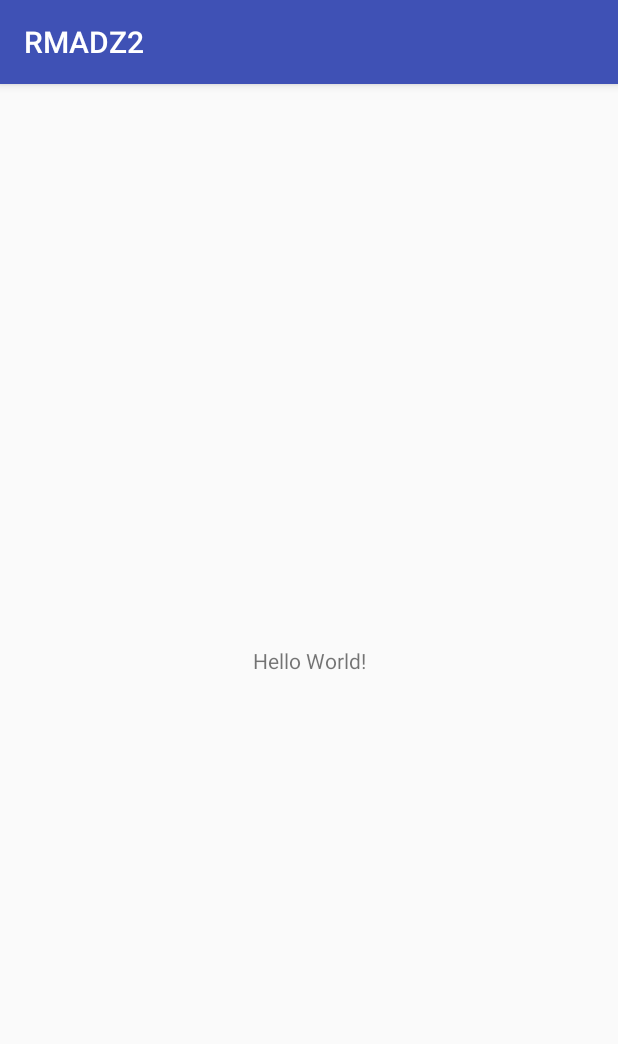
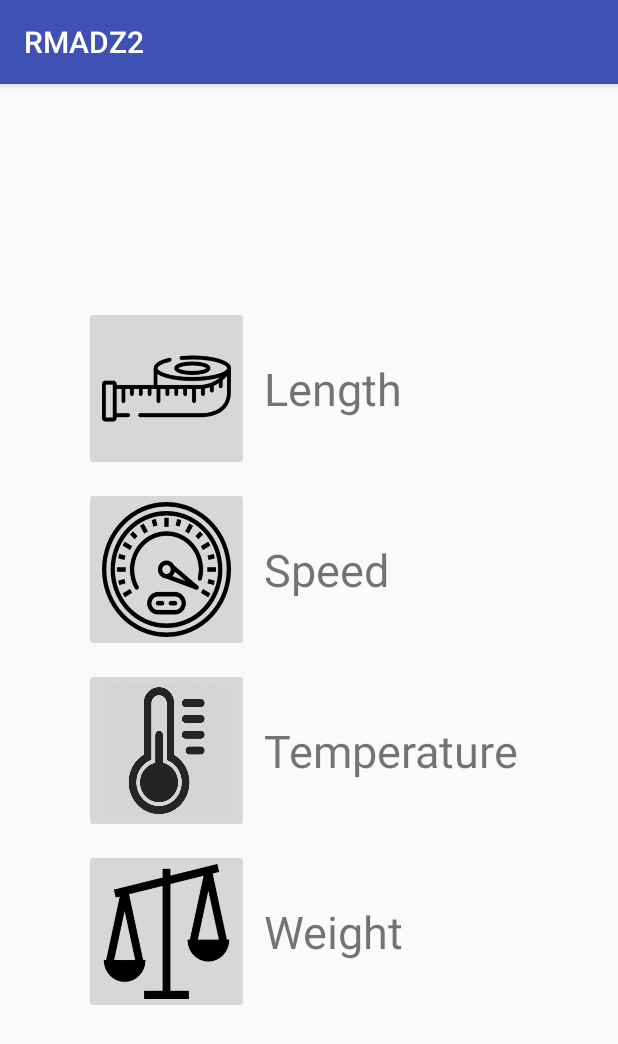
Before and after one commit to ablavicki/RMADZ2, an Android app: the screen it shows after launch (MenuActivity), on a phone screen of 412 x 824 dp. Shown: the top 1044 px of the screen. Run offline under Robolectric (Android 15) with nearby library versions, the phone set to English and light mode, and no system bars; our stand-ins replace ButterKnife.

Commit message:
menu activity

```diff
--- a/app/build.gradle
+++ b/app/build.gradle
@@ -23,6 +23,8 @@ dependencies {
     implementation 'com.android.support:appcompat-v7:26.1.0'
     implementation 'com.android.support.constraint:constraint-layout:1.0.2'
     testImplementation 'junit:junit:4.12'
+    implementation 'com.jakewharton:butterknife:8.8.1'
+    annotationProcessor 'com.jakewharton:butterknife-compiler:8.8.1'
     androidTestImplementation 'com.android.support.test:runner:1.0.1'
     androidTestImplementation 'com.android.support.test.espresso:espresso-core:3.0.1'
 }
--- a/app/src/main/java/com/ferit/ablavicki/rmadz2/MenuActivity.java
+++ b/app/src/main/java/com/ferit/ablavicki/rmadz2/MenuActivity.java
@@ -1,13 +1,66 @@
 package com.ferit.ablavicki.rmadz2;
 
+import android.content.Intent;
 import android.support.v7.app.AppCompatActivity;
 import android.os.Bundle;
+import android.view.View;
+import android.widget.Button;
+import android.widget.ImageButton;
+import android.widget.ImageView;
+import android.widget.LinearLayout;
+
+import butterknife.BindView;
+import butterknife.ButterKnife;
+import butterknife.OnClick;
 
 public class MenuActivity extends AppCompatActivity {
+
+    @BindView(R.id.llLength)
+    LinearLayout bLength;
+
+    @BindView(R.id.llTemperature)
+    LinearLayout bTemperature;
+
+    @BindView(R.id.llSpeed)
+    LinearLayout bSpeed;
+
+    @BindView(R.id.llWeight)
+    LinearLayout bWeight;
 
     @Override
     protected void onCreate(Bundle savedInstanceState) {
         super.onCreate(savedInstanceState);
         setContentView(R.layout.activity_menu);
+        ButterKnife.bind(this);
+    }
+
+    @OnClick(R.id.llLength)
+    public void clickLength(View view){
+        Intent intent = new Intent(this, MainActivity.class);
+        intent.putExtra("value", 0);
+        startActivity(intent);
+    }
+
+    @OnClick(R.id.llSpeed)
+    public void clickSpeed(View view){
+        Intent intent = new Intent(this, MainActivity.class);
+        intent.putExtra("value", 1);
+        startActivity(intent);
+    }
+
+    @OnClick(R.id.llTemperature)
+    public void clickTemperature(View view){
+        Intent intent = new Intent(this, MainActivity.class);
+        intent.putExtra("value", 2);
+        startActivity(intent);
+    }
+
+
+
+    @OnClick(R.id.llWeight)
+    public void clickWeight(View view){
+        Intent intent = new Intent(this, MainActivity.class);
+        intent.putExtra("value", 3);
+        startActivity(intent);
     }
 }
--- a/app/src/main/res/layout/activity_menu.xml
+++ b/app/src/main/res/layout/activity_menu.xml
@@ -1,18 +1,118 @@
 <?xml version="1.0" encoding="utf-8"?>
-<android.support.constraint.ConstraintLayout xmlns:android="http://schemas.android.com/apk/res/android"
-    xmlns:app="http://schemas.android.com/apk/res-auto"
-    xmlns:tools="http://schemas.android.com/tools"
+<LinearLayout
+    android:layout_height="match_parent"
     android:layout_width="match_parent"
-    android:layout_height="match_parent"
-    tools:context=".MenuActivity">
+    xmlns:android="http://schemas.android.com/apk/res/android"
+    xmlns:card_view="http://schemas.android.com/apk/res-auto"
+    android:orientation="vertical"
+    android:layout_margin="5dp"
+    android:gravity="center">
+
+<LinearLayout
+    android:id="@+id/llLength"
+    android:layout_height="wrap_content"
+    android:layout_width="match_parent"
+    android:orientation="horizontal"
+    android:layout_margin="5dp"
+    android:gravity="center_horizontal"
+    >
+    <ImageButton
+        android:id="@+id/ibLength"
+        android:layout_width="110dp"
+        android:layout_height="110dp"
+        android:layout_marginRight="10dp"
+        android:src="@drawable/length"
+        android:scaleType="fitXY">
+    </ImageButton>
 
     <TextView
-        android:layout_width="wrap_content"
+        android:id="@+id/tvLength"
+        android:layout_width="180dp"
         android:layout_height="wrap_content"
-        android:text="Hello World!"
-        app:layout_constraintBottom_toBottomOf="parent"
-        app:layout_constraintLeft_toLeftOf="parent"
-        app:layout_constraintRight_toRightOf="parent"
-        app:layout_constraintTop_toTopOf="parent" />
+        android:text="Length"
+        android:layout_gravity="center_vertical"
+        android:textSize="30dp"/>
+</LinearLayout>
 
-</android.support.constraint.ConstraintLayout>
+    <LinearLayout
+        android:id="@+id/llSpeed"
+        android:layout_height="wrap_content"
+        android:layout_width="match_parent"
+        android:orientation="horizontal"
+        android:layout_margin="5dp"
+        android:gravity="center_horizontal"
+        >
+        <ImageButton
+            android:id="@+id/ibSpeed"
+            android:layout_width="110dp"
+            android:layout_height="110dp"
+            android:layout_marginRight="10dp"
+            android:src="@drawable/car"
+            android:scaleType="fitXY">
+        </ImageButton>
+
+        <TextView
+            android:id="@+id/tvSpeed"
+            android:layout_width="180dp"
+            android:layout_height="wrap_content"
+            android:text="Speed"
+            android:layout_gravity="center_vertical"
+            android:textSize="30dp"/>
+    </LinearLayout>
+
+    <LinearLayout
+        android:id="@+id/llTemperature"
+        android:layout_height="wrap_content"
+        android:layout_width="match_parent"
+        android:orientation="horizontal"
+        android:layout_margin="5dp"
+        android:gravity="center_horizontal"
+        >
+        <ImageButton
+            android:id="@+id/ibTemperature"
+            android:layout_width="110dp"
+            android:layout_height="110dp"
+            android:layout_marginRight="10dp"
+            android:src="@drawable/temperature"
+            android:scaleType="fitXY"
+            >
+        </ImageButton>
+
+        <TextView
+            android:id="@+id/tvTemperature"
+            android:layout_width="180dp"
+            android:layout_height="wrap_content"
+            android:text="Temperature"
+            android:layout_gravity="center_vertical"
+            android:textSize="30dp"
+            />
+    </LinearLayout>
+
+    <LinearLayout
+        android:id="@+id/llWeight"
+        android:layout_height="wrap_content"
+        android:layout_width="match_parent"
+        android:orientation="horizontal"
+        android:layout_margin="5dp"
+        android:gravity="center_horizontal"
+        >
+        <ImageButton
+            android:id="@+id/ibWeight"
+            android:layout_width="110dp"
+            android:layout_height="110dp"
+            android:layout_marginRight="10dp"
+            android:src="@drawable/balance"
+            android:scaleType="fitXY">
+        </ImageButton>
+
+        <TextView
+            android:id="@+id/Weight"
+            android:layout_width="180dp"
+            android:layout_height="wrap_content"
+            android:text="Weight"
+            android:layout_gravity="center_vertical"
+            android:textSize="30dp"/>
+    </LinearLayout>
+
+
+</LinearLayout>
```
Also changed, not shown: app/src/main/res/drawable/balance.png (added), app/src/main/res/drawable/car.png (added), app/src/main/res/drawable/length.png (added), app/src/main/res/drawable/temperature.png (added).
